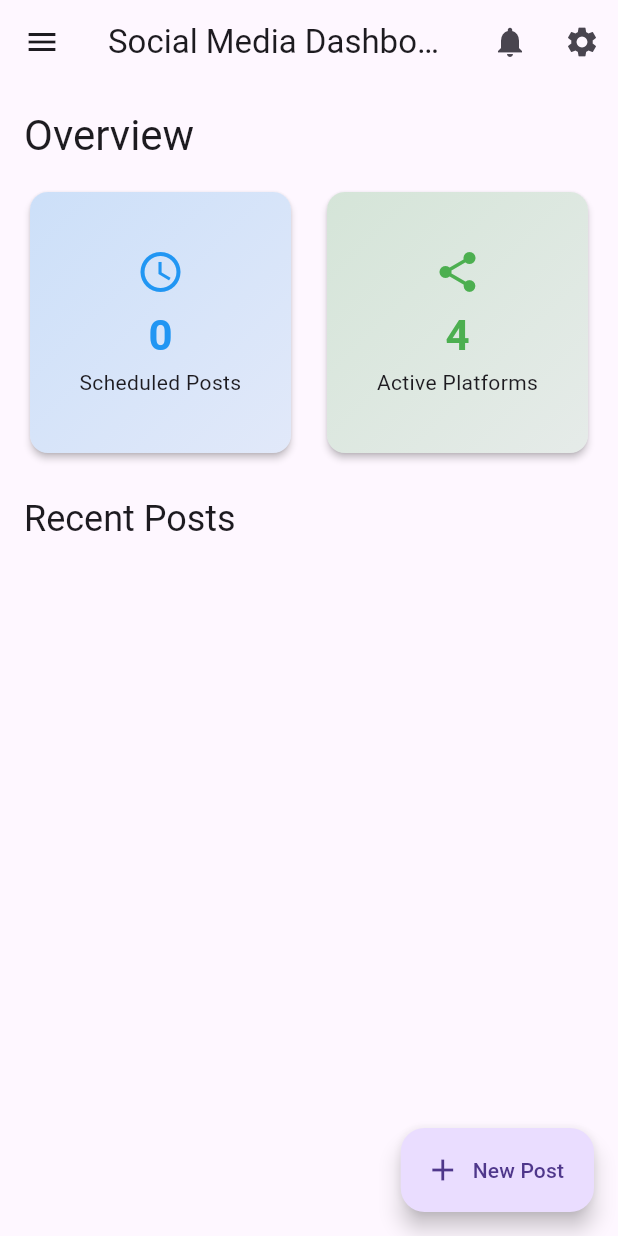
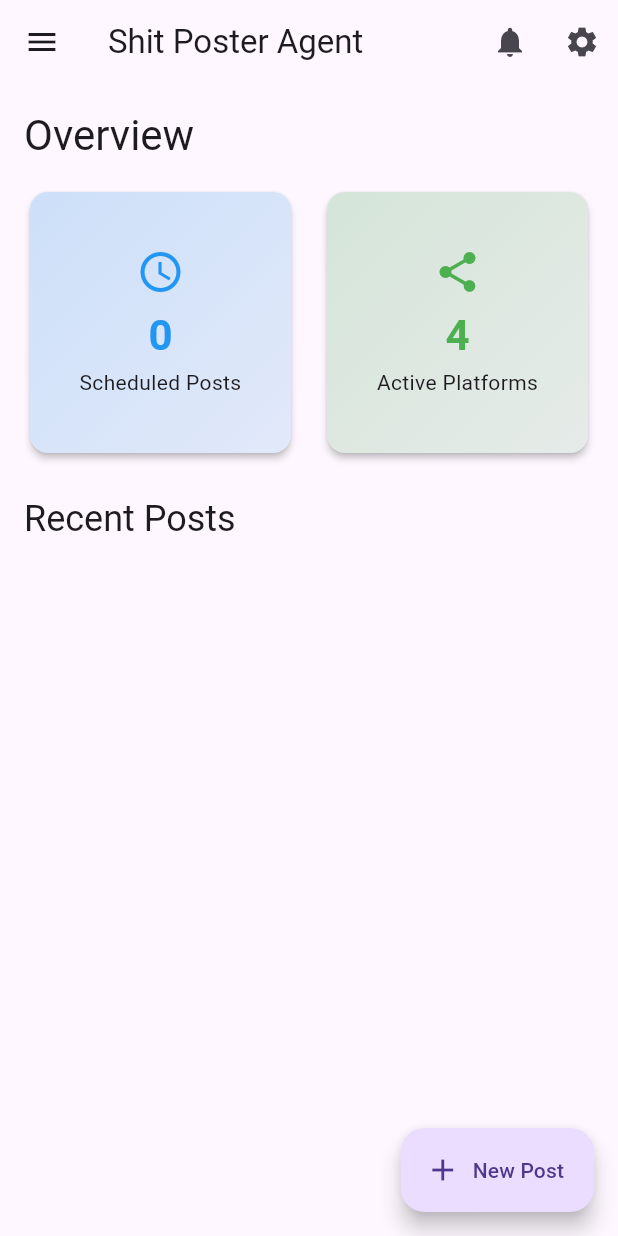
Before and after one commit to nathfavour/shitpostergui, a Flutter app: the screen it shows after launch, on a phone screen of 412 x 824 dp. Run offline on Flutter 3.47's test engine with Material 3 defaults, Android fonts, the phone set to English and light mode, and no system bars.

Commit message:
⏫  Update app bar title in HomeScreen to 'Shit Poster Agent'

```diff
--- a/lib/screens/home_screen.dart
+++ b/lib/screens/home_screen.dart
@@ -16,7 +16,7 @@ class HomeScreen extends StatelessWidget {
 
     return Scaffold(
       appBar: AppBar(
-        title: Text('Social Media Dashboard'),
+        title: Text('Shit Poster Agent'),
         elevation: 0,
         actions: [
           IconButton(
```
